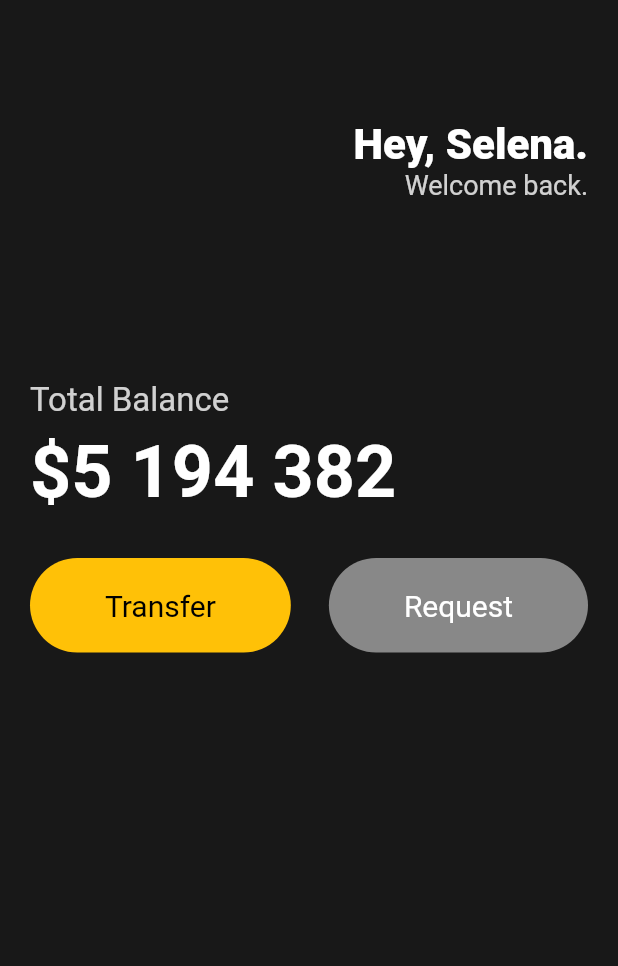
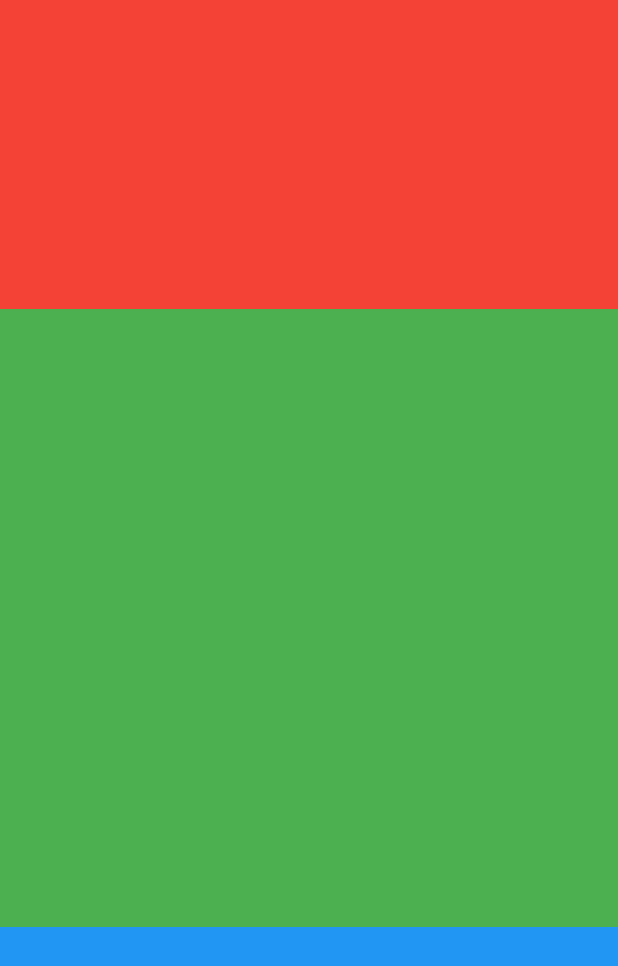
Before and after one commit to limit-b/toonflix, a Flutter app: the screen it shows after launch, on a phone screen of 412 x 824 dp. Shown: the top 966 px of the screen. Run offline on Flutter 3.47's test engine with Material 2 defaults, Android fonts, the phone set to English and light mode, and no system bars.

Commit message:
추가: Flexible한 HomeScreen 추가

```diff
--- a/lib/main.dart
+++ b/lib/main.dart
@@ -1,7 +1,31 @@
 import 'package:flutter/material.dart';
+import 'package:toonflix/screens/home_screen.dart';
 
 void main() {
-  runApp(const App());
+  runApp(const MyStlApp());
+}
+
+class MyStlApp extends StatelessWidget {
+  const MyStlApp({Key? key}) : super(key: key);
+
+  @override
+  Widget build(BuildContext context) {
+    return MaterialApp(
+      home: const HomeScreen(),
+      theme: ThemeData(
+        cardColor: const Color(0xFFF4EDDB),
+        colorScheme: ColorScheme.fromSwatch(
+          primarySwatch: Colors.red,
+          backgroundColor: const Color(0xFFE7626C)
+          ),
+        textTheme: const TextTheme(
+          displayLarge: TextStyle(
+            color: Color(0xFF232B55),
+          )
+        ),
+      ),
+    );
+  }
 }
 
 class App extends StatelessWidget {
@@ -66,8 +90,8 @@ class App extends StatelessWidget {
                   const SizedBox(
                     height: 6,
                   ),
-                  Row(
-                    children: const [
+                  const Row(
+                    children: [
                       Text(
                         "\$5 194 382",
                         style: TextStyle(
--- /dev/null
+++ b/lib/screens/home_screen.dart
@@ -0,0 +1,44 @@
+import 'package:flutter/material.dart';
+
+class HomeScreen extends StatefulWidget {
+  const HomeScreen({Key? key}) : super(key: key);
+
+  @override
+  State<HomeScreen> createState() => _HomeScreenState();
+}
+
+class _HomeScreenState extends State<HomeScreen> {
+  @override
+  Widget build(BuildContext context) {
+    return Scaffold(
+      body: Column(
+        children: [
+          Flexible(
+            flex: 1,
+            child: Container(
+              decoration: const BoxDecoration(
+                color: Colors.red,
+              ),
+            ),
+          ),
+          Flexible(
+            flex: 2,
+            child: Container(
+              decoration: const BoxDecoration(
+                color: Colors.green,
+              ),
+            ),
+          ),
+          Flexible(
+            flex: 1,
+            child: Container(
+              decoration: const BoxDecoration(
+                color: Colors.blue,
+              ),
+            ),
+          ),
+        ],
+      ),
+    );
+  }
+}
```
